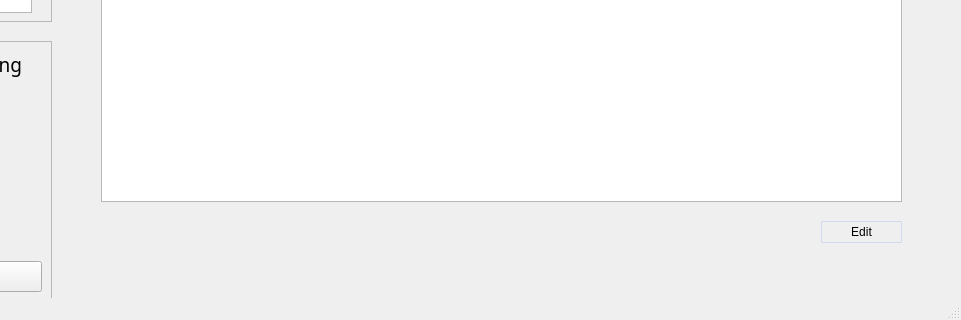
Old version of the form mainwindow.ui in the repository AlexDev404/GUIFinalProject; both pictures show x 269 to 1230 and y 427 to 747 of the 1230 by 747 pixel window.
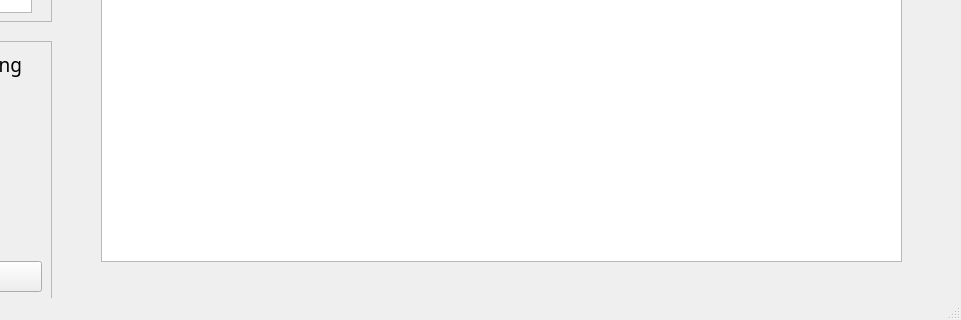
New version of the form. The open tabs and pages were chosen to show the change.

Diff of the .ui file:
```diff
--- a/mainwindow.ui
+++ b/mainwindow.ui
@@ -1275,7 +1275,7 @@
         <x>20</x>
         <y>70</y>
         <width>801</width>
-        <height>411</height>
+        <height>471</height>
        </rect>
       </property>
       <property name="movement">
@@ -1291,19 +1291,6 @@
        <bool>true</bool>
       </property>
      </widget>
-     <widget class="QPushButton" name="editButton_ldp">
-      <property name="geometry">
-       <rect>
-        <x>740</x>
-        <y>500</y>
-        <width>81</width>
-        <height>22</height>
-       </rect>
-      </property>
-      <property name="text">
-       <string>Edit</string>
-      </property>
-     </widget>
     </widget>
     <widget class="QWidget" name="reportPage">
      <property name="font">
```
Left out of the diff: 2 changed lines with no effect on the pictures.
